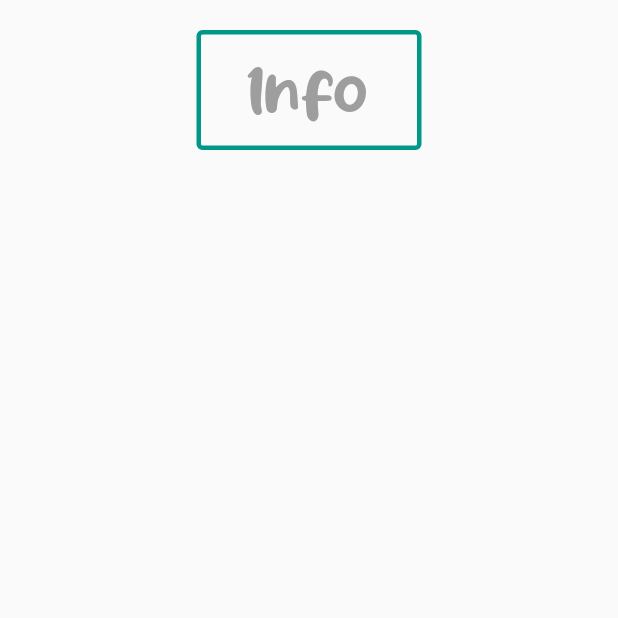
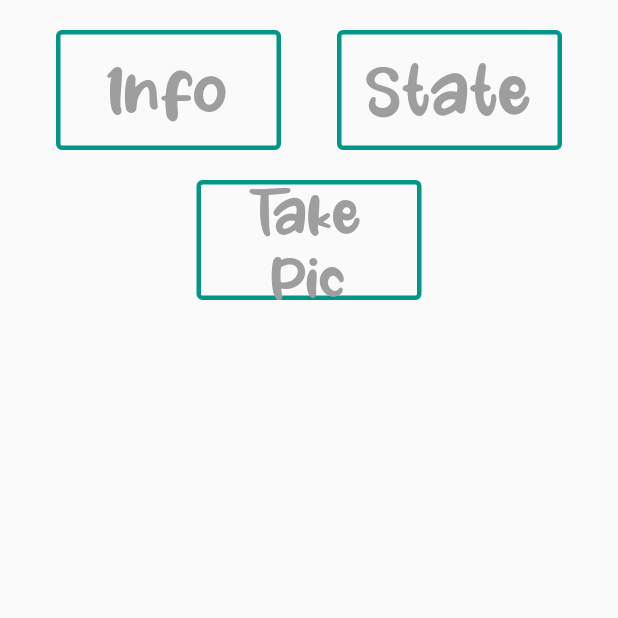
Before and after one commit to caitlynbakery/theta_x_mobile_app, a Flutter app: the screen it shows after launch, after a tap on "Info", on a phone screen of 412 x 824 dp, the top half of it. Run offline on Flutter 3.47's test engine with Material 2 defaults, Android fonts, the phone set to English and light mode, and no system bars; network calls fail.

Commit message:
created buttons using http

```diff
--- a/lib/main.dart
+++ b/lib/main.dart
@@ -1,4 +1,6 @@
 import 'package:flutter/material.dart';
+import 'package:http/http.dart' as http;
+import 'dart:convert';
 
 void main() {
   runApp(const MyApp());
@@ -32,7 +34,76 @@ class MyApp extends StatelessWidget {
                           fontFamily: "Panipuri",
                           color: Colors.grey),
                     ),
-                    onPressed: () {},
+                    onPressed: () async {
+                      print('press button!');
+                      var url = Uri.parse('http://192.168.1.1/osc/info');
+
+                      var response = await http.get(url);
+                      print(response.body);
+                    },
+                  ),
+                ),
+                SizedBox(
+                  width: 150,
+                  height: 80,
+                  child: OutlinedButton(
+                    style: OutlinedButton.styleFrom(
+                        side: BorderSide(color: Colors.teal, width: 3)),
+                    child: const Text(
+                      "State",
+                      style: TextStyle(
+                          fontSize: 40,
+                          fontFamily: "Panipuri",
+                          color: Colors.grey),
+                    ),
+                    onPressed: () async {
+                      print('press button!');
+                      var url = Uri.parse('http://192.168.1.1/osc/state');
+                      var header = {
+                        'Content-Type': 'application/json;charset=utf-8'
+                      };
+                      var response = await http.post(url, headers: header);
+                      print(response.body);
+                    },
+                  ),
+                ),
+              ],
+            ),
+            const SizedBox(
+              height: 20,
+            ),
+            Row(
+              mainAxisAlignment: MainAxisAlignment.spaceEvenly,
+              children: [
+                SizedBox(
+                  width: 150,
+                  height: 80,
+                  child: OutlinedButton(
+                    style: OutlinedButton.styleFrom(
+                        side: BorderSide(color: Colors.teal, width: 3)),
+                    child: const Text(
+                      "Take Pic",
+                      style: TextStyle(
+                          fontSize: 35,
+                          fontFamily: "Panipuri",
+                          color: Colors.grey),
+                      textAlign: TextAlign.center,
+                    ),
+                    onPressed: () async {
+                      print('press button!');
+                      var url =
+                          Uri.parse('http://192.168.1.1/osc/commands/execute');
+                      var header = {
+                        'Content-Type': 'application/json;charset=utf-8'
+                      };
+                      var bodyMap = {
+                        'name': 'camera.takePicture',
+                      };
+                      var bodyJson = jsonEncode(bodyMap);
+                      var response =
+                          await http.post(url, headers: header, body: bodyJson);
+                      print(response.body);
+                    },
                   ),
                 ),
               ],
--- a/pubspec.yaml
+++ b/pubspec.yaml
@@ -34,6 +34,7 @@ dependencies:
   # The following adds the Cupertino Icons font to your application.
   # Use with the CupertinoIcons class for iOS style icons.
   cupertino_icons: ^1.0.2
+  http: ^0.13.4
 
 dev_dependencies:
   flutter_test:
```
Also changed, not shown: pubspec.lock.
